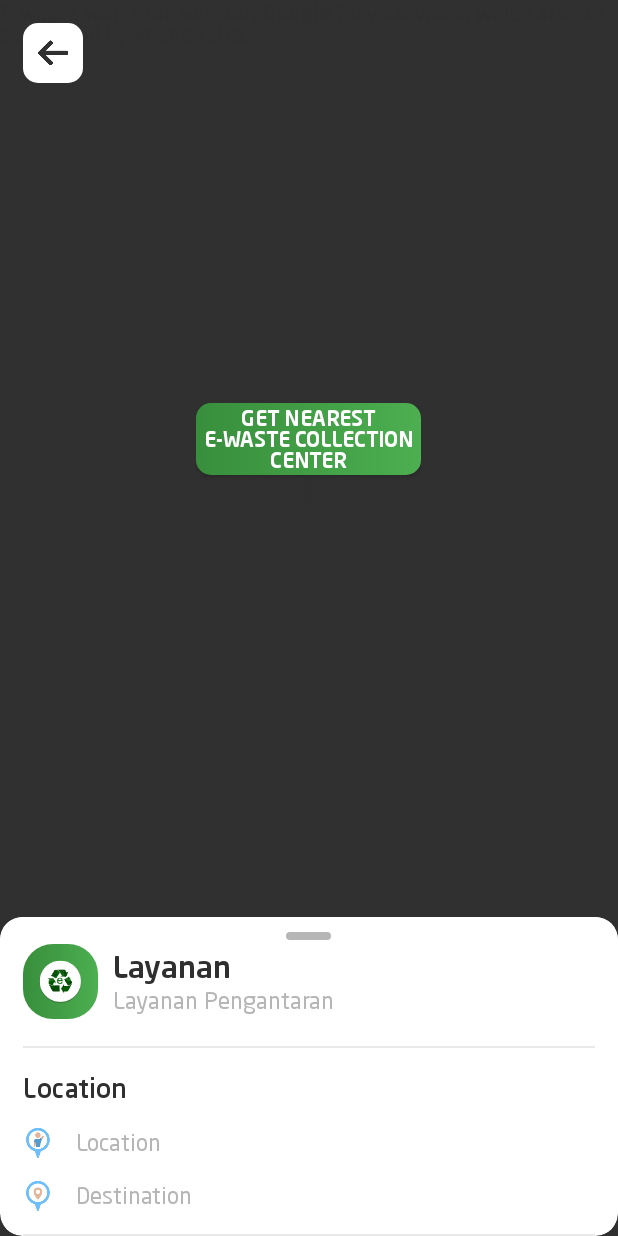
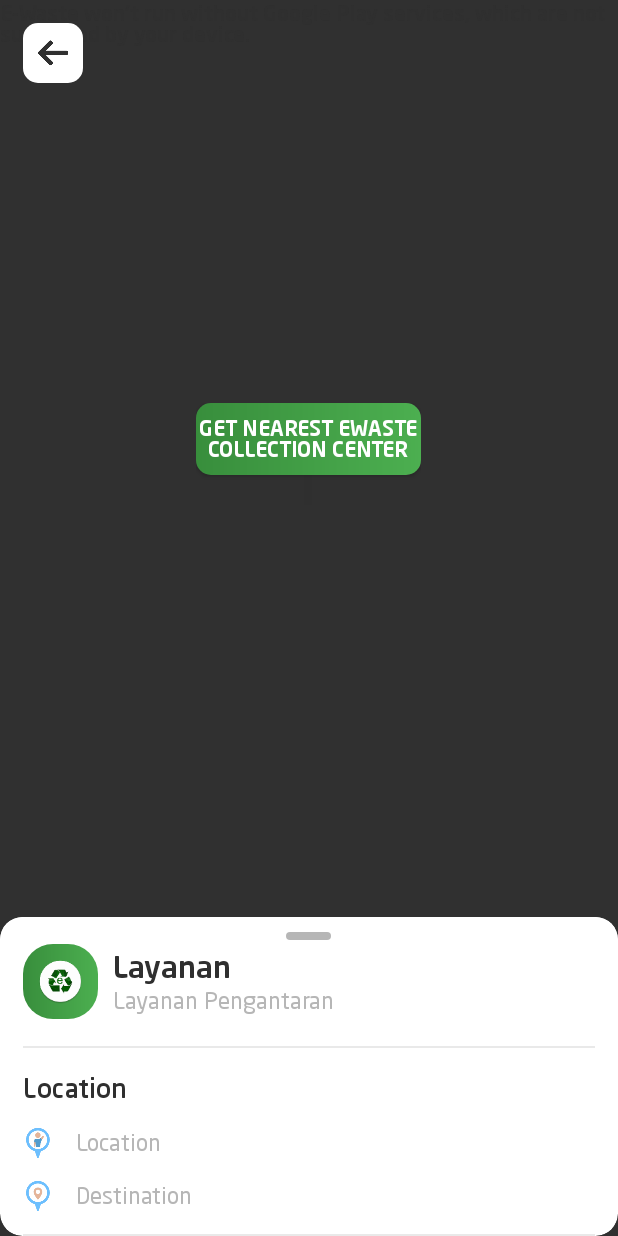
Before and after one commit to cyenite/Ewaste-Mobile, an Android app: the RideCarActivity screen opened directly, with no data from a screen before it, after a tap on "SET PICKUP", on a phone screen of 412 x 824 dp. Run offline under Robolectric (Android 15) with nearby library versions, the phone set to English and light mode, and no system bars; our stand-ins replace ButterKnife, CircleImageView, EventBus, Picasso; libraries missing offline, so code that uses them is left out: io.realm; pictures from the network do not load; 26 statements that could not run were skipped.

Commit message:
Edit strings

```diff
--- a/app/src/main/res/values/strings.xml
+++ b/app/src/main/res/values/strings.xml
@@ -54,7 +54,7 @@
     <string name="ride_note">Notes</string>
 
     <string name="ride_setPickUp">Set PickUp</string>
-    <string name="ride_setDestination">Get Nearest E-Waste Collection Center</string>
+    <string name="ride_setDestination">Get Nearest EWaste Collection Center</string>
     <string name="text_order">Order</string>
     <string name="waiting_desc">We are searching for the closest driver</string>
     <string name="waiting_pleaseWait">Please Wait....</string>
```
